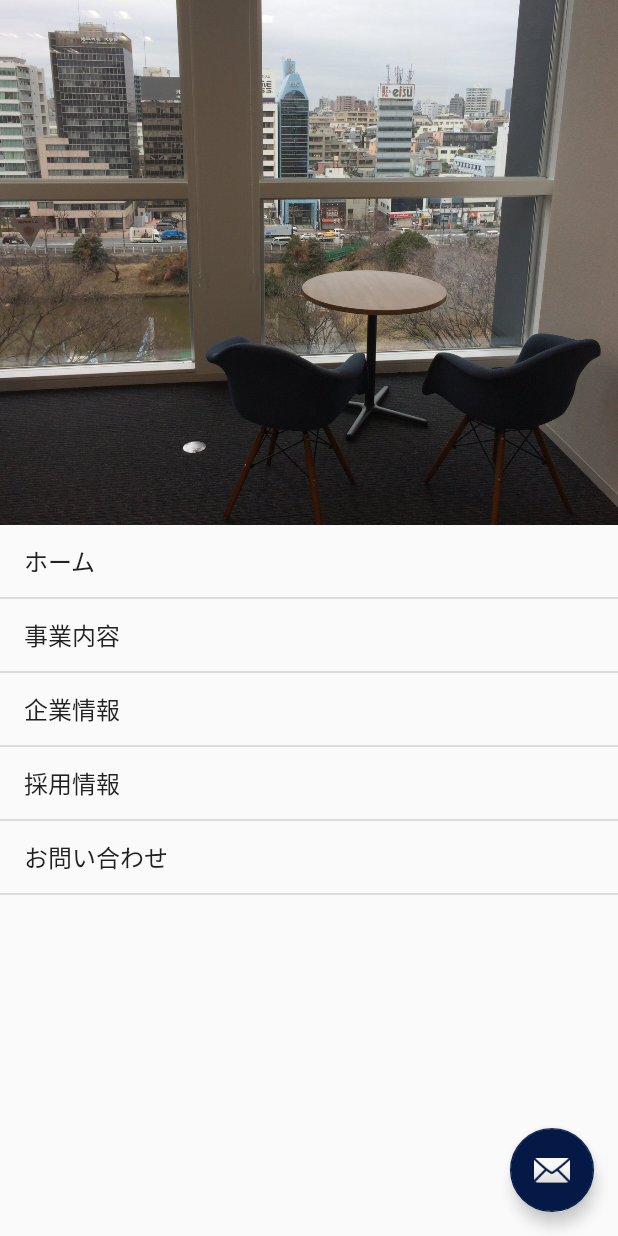
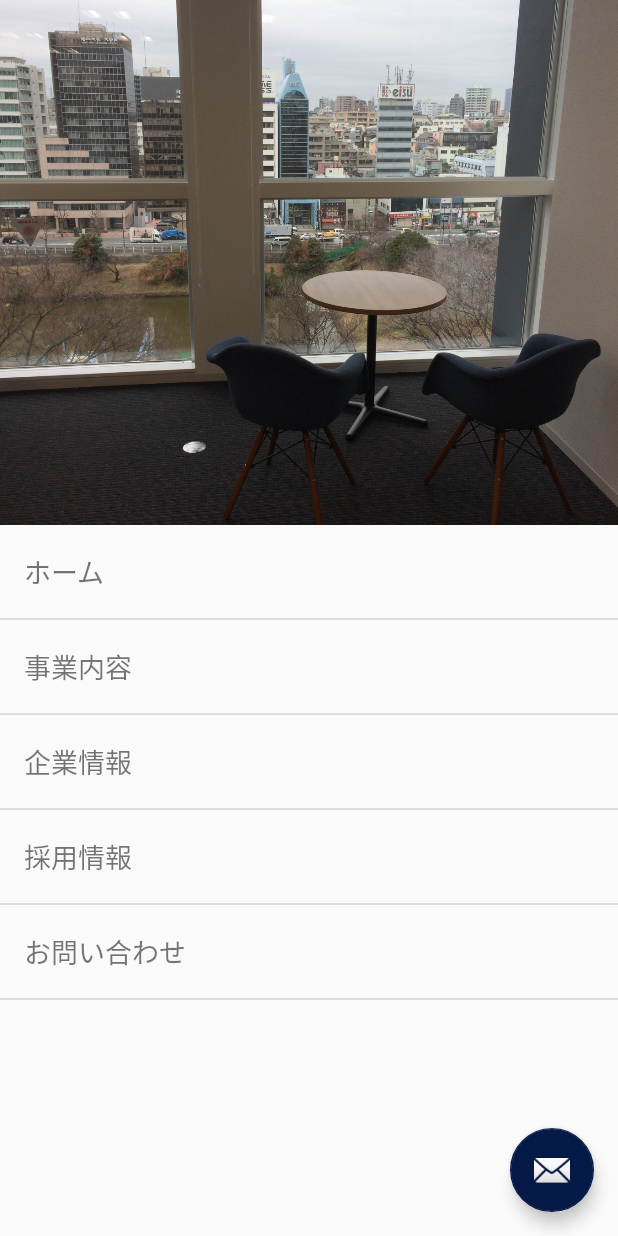
Before and after one commit to koya-hikigi/android-itpmapp-homework, an Android app: the screen it shows after launch (MainActivity), on a phone screen of 412 x 824 dp. Run offline under Robolectric (Android 15) with nearby library versions, the phone set to English and light mode, and no system bars.

Commit message:
第6回完了

```diff
--- a/app/src/main/java/com/example/itpmappsecond/MainActivity.java
+++ b/app/src/main/java/com/example/itpmappsecond/MainActivity.java
@@ -1,22 +1,28 @@
 package com.example.itpmappsecond;
 
+import android.content.Context;
 import android.content.Intent;
 import android.os.Bundle;
 
+import com.example.itpmappsecond.pojo.TitleDataItem;
 import com.google.android.material.floatingactionbutton.FloatingActionButton;
 import com.google.android.material.snackbar.Snackbar;
 
+import androidx.annotation.NonNull;
 import androidx.appcompat.app.AppCompatActivity;
 import androidx.appcompat.widget.Toolbar;
 
 import android.util.Log;
+import android.view.LayoutInflater;
 import android.view.View;
 import android.view.Menu;
 import android.view.MenuItem;
+import android.view.ViewGroup;
 import android.widget.AdapterView;
 import android.widget.ArrayAdapter;
 import android.widget.EditText;
 import android.widget.ListView;
+import android.widget.TextView;
 import android.widget.Toast;
 
 import java.sql.Array;
@@ -27,8 +33,8 @@ import java.util.List;
 public class MainActivity extends AppCompatActivity {
 
     private ListView mListView;
-    private ArrayAdapter<String> mAdapter;
-
+//    private ArrayAdapter<String> mAdapter;
+    private MainListAdapter mAdapter;
 
 
     @Override
@@ -42,7 +48,8 @@ public class MainActivity extends AppCompatActivity {
         mListView = findViewById(R.id.main_list);
 
         // 2.Adapterを作成する
-        mAdapter = new ArrayAdapter<>(this, android.R.layout.simple_list_item_1, new ArrayList<String>());
+//        mAdapter = new ArrayAdapter<>(this, android.R.layout.simple_list_item_1, new ArrayList<String>());
+        mAdapter = new MainListAdapter(this, R.layout.layout_title_item, new ArrayList<TitleDataItem>());
 
         // 3.ListViewにAdapterをセットする
         mListView.setAdapter(mAdapter);
@@ -51,9 +58,11 @@ public class MainActivity extends AppCompatActivity {
         mListView.setOnItemClickListener(new AdapterView.OnItemClickListener() {
             @Override
             public void onItemClick(AdapterView<?> adapterView, View view, int position, long id) {
-                Log.d(MainActivity.class.getSimpleName(), position + "番目のリストアイテムが押されました");
-                String title = String.valueOf(adapterView.getItemAtPosition(position));
-                Intent intent = EditActivity.createIntent(MainActivity.this, title);
+                TitleDataItem item =(TitleDataItem)adapterView.getItemAtPosition(position);
+                Intent intent = EditActivity.createIntent(MainActivity.this, item.getTitle());
+//                Log.d(MainActivity.class.getSimpleName(), position + "番目のリストアイテムが押されました");
+//                String title = String.valueOf(adapterView.getItemAtPosition(position));
+//                Intent intent = EditActivity.createIntent(MainActivity.this, title);
                 startActivity(intent);
             }
         });
@@ -62,10 +71,14 @@ public class MainActivity extends AppCompatActivity {
         mListView.setOnItemLongClickListener(new AdapterView.OnItemLongClickListener() {
             @Override
             public boolean onItemLongClick(AdapterView<?> adapterView, View view, int position, long id) {
-                Log.d(MainActivity.class.getSimpleName(), position + "番目のリストアイテムが長押しされました");
-                String title = String.valueOf(adapterView.getItemAtPosition(position));
-                mAdapter.remove(title);
-                Toast.makeText(MainActivity.this, title +"を削除しました", Toast.LENGTH_SHORT).show();
+                TitleDataItem item = (TitleDataItem)adapterView.getItemAtPosition(position);
+                mAdapter.remove(item);
+//                Log.d(MainActivity.class.getSimpleName(), position + "番目のリストアイテムが長押しされました");
+//                String title = String.valueOf(adapterView.getItemAtPosition(position));
+//                mAdapter.remove(title);
+//                Toast.makeText(MainActivity.this, title +"を削除しました", Toast.LENGTH_SHORT).show();
+//                return false;
+                Toast.makeText(MainActivity.this, item.getTitle() + "を削除しました", Toast.LENGTH_SHORT).show();
                 return false;
             }
         });
@@ -91,15 +104,66 @@ public class MainActivity extends AppCompatActivity {
         mAdapter.clear();
 
         // 2.新しいデータをアダプターに設定する(セットする)
-        List<String> dataList =  Arrays.asList("ホーム", "事業内容", "企業情報", "採用情報", "お問い合わせ");
+//        List<String> dataList =  Arrays.asList("ホーム", "事業内容", "企業情報", "採用情報", "お問い合わせ");
+        List<TitleDataItem> dataList = Arrays.asList(
+                    new TitleDataItem(1, "ホーム"),
+                    new TitleDataItem(2, "事業内容"),
+                    new TitleDataItem(3, "企業情報"),
+                    new TitleDataItem(4, "採用情報"),
+                    new TitleDataItem(5, "お問い合わせ")
+                    );
         mAdapter.addAll(dataList);
+
 
         // 3.アダプターにデータが通知されたことを通知する
         mAdapter.notifyDataSetChanged();
 
     }
 
-    @Override
+
+    private class MainListAdapter extends ArrayAdapter<TitleDataItem> {
+
+        private LayoutInflater layoutInflater;
+        private int resource;
+        private List<TitleDataItem> dataList;
+
+        public MainListAdapter(@NonNull Context context, int resource, @NonNull List<TitleDataItem> objects) {
+            super(context, resource, objects);
+            layoutInflater = LayoutInflater.from(context);
+            this.resource = resource;
+            dataList = objects;
+        }
+
+        @Override
+        public int getCount() {
+            return dataList.size();
+        }
+
+        public TitleDataItem getItem(int position){
+            return dataList.get(position);
+        }
+
+        public View getView(int position, View convertView, ViewGroup parent){
+
+            TitleDataItem item = dataList.get(position);
+            TextView titleTextView ;
+            if(convertView == null){
+                // 新規
+                convertView = layoutInflater.inflate(resource, null );
+                titleTextView = convertView.findViewById(R.id.titleTextView);
+                convertView.setTag(titleTextView);
+            } else {
+                titleTextView = (TextView) convertView.getTag();
+            }
+            titleTextView.setText(item.getTitle());
+
+            return convertView;
+
+        }
+
+    }
+
+        @Override
     protected void onResume() {
         super.onResume();
         displayDataList();
--- /dev/null
+++ b/app/src/main/java/com/example/itpmappsecond/pojo/TitleDataItem.java
@@ -0,0 +1,29 @@
+package com.example.itpmappsecond.pojo;
+
+public class TitleDataItem {
+
+    private int id;
+    private String title;
+
+    public TitleDataItem(int id, String title) {
+        this.id = id;
+        this.title = title;
+    }
+
+    public int getId() {
+        return id;
+    }
+
+    public void setId(int id) {
+        this.id = id;
+    }
+
+    public String getTitle() {
+        return title;
+    }
+
+    public void setTitle(String title) {
+        this.title = title;
+    }
+
+}
--- /dev/null
+++ b/app/src/main/res/layout/layout_title_item.xml
@@ -0,0 +1,24 @@
+<?xml version="1.0" encoding="utf-8"?>
+<LinearLayout xmlns:android="http://schemas.android.com/apk/res/android"
+    xmlns:tools="http://schemas.android.com/tools"
+    android:orientation="vertical"
+    android:layout_width="match_parent"
+    android:layout_height="match_parent">
+
+    <LinearLayout
+        android:layout_width="match_parent"
+        android:layout_height="62dp"
+        android:orientation="horizontal"
+        android:gravity="center_vertical">
+
+        <TextView
+            android:id="@+id/titleTextView"
+            android:layout_width="wrap_content"
+            android:layout_height="wrap_content"
+            android:textSize="18sp"
+            android:layout_marginStart="16dp"
+            tools:text="@string/title"/>
+
+    </LinearLayout>
+
+</LinearLayout>
```
